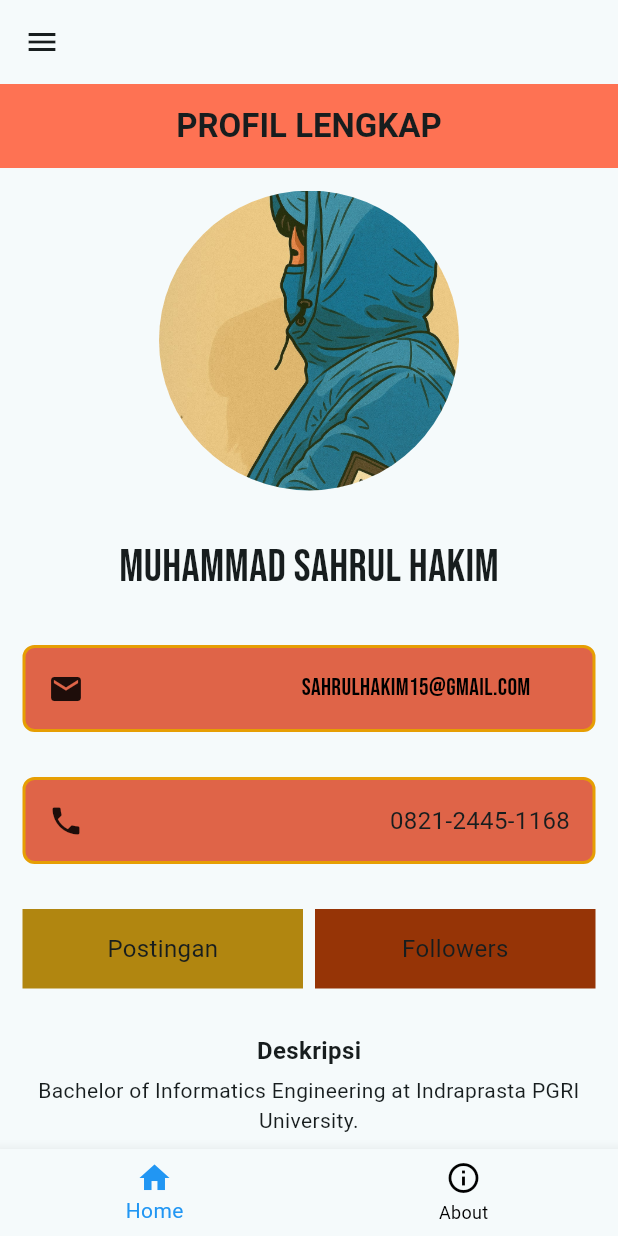
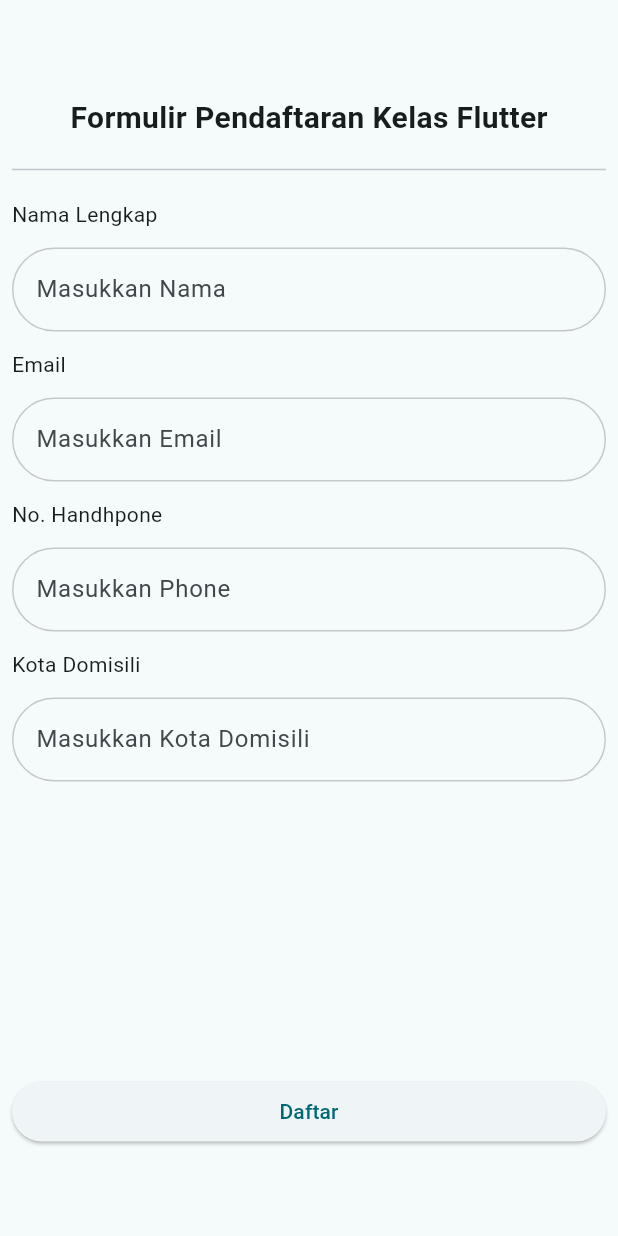
Before and after one commit to Sahrulproject/Tugas_Flutter, a Flutter app: the screen it shows after launch, on a phone screen of 412 x 824 dp. Run offline on Flutter 3.47's test engine with Material 3 defaults, Android fonts, the light colour scheme and no system bars; Roboto replaces fonts that are missing (Teko).

Commit message:
Tugas 10 Flutter

```diff
--- /dev/null
+++ b/lib/day15/home1.dart
@@ -0,0 +1,144 @@
+import 'package:flutter/material.dart';
+import 'package:ppkd_b_3/day15/halamankonfirmasi.dart';
+import 'package:ppkd_b_3/day15/textform.dart';
+
+class Day15PDHal1 extends StatefulWidget {
+  const Day15PDHal1({super.key});
+
+  @override
+  State<Day15PDHal1> createState() => _Day15PDHal1State();
+}
+
+class _Day15PDHal1State extends State<Day15PDHal1> {
+  final TextEditingController nameController = TextEditingController();
+  final TextEditingController emailController = TextEditingController();
+  final TextEditingController phoneController = TextEditingController();
+  final TextEditingController kotadomController = TextEditingController();
+  @override
+  //  controller: emailController,
+  // onChanged: (value) {
+  //   setState(() {});
+  // },
+  Widget build(BuildContext context) {
+    return Scaffold(
+      appBar: AppBar(
+        title: Text(""),
+      ),
+      body: SingleChildScrollView(
+        child: Padding(
+          padding: const EdgeInsets.all(8.0),
+          child: Column(
+            spacing: 12,
+            children: [
+              Text(
+                "Formulir Pendaftaran Kelas Flutter",
+                style: TextStyle(
+                  fontFamily: "Teko",
+                  fontSize: 20,
+                  fontWeight: FontWeight.bold,
+                ),
+              ),
+              Divider(),
+              Row(children: [Text('Nama Lengkap')]),
+              TextFormConst(
+                hintText: "Masukkan Nama",
+                controller: nameController,
+                onChanged: (p0) {
+                  setState(() {});
+                },
+              ),
+              Row(children: [Text('Email')]),
+              TextFormConst(
+                hintText: "Masukkan Email",
+                controller: emailController,
+                onChanged: (p0) {
+                  setState(() {});
+                },
+              ),
+              Row(children: [Text('No. Handhpone')]),
+              TextFormConst(
+                hintText: "Masukkan Phone",
+                controller: phoneController,
+                onChanged: (p0) {
+                  setState(() {});
+                },
+              ),
+              Row(children: [Text('Kota Domisili')]),
+              TextFormConst(
+                hintText: "Masukkan Kota Domisili",
+                controller: kotadomController,
+                onChanged: (p0) {
+                  setState(() {});
+                },
+              ),
+              Text(
+                nameController.text,
+                style: TextStyle(fontSize: 24, fontWeight: FontWeight.bold),
+              ),
+              Text(
+                emailController.text,
+                style: TextStyle(fontSize: 24, fontWeight: FontWeight.bold),
+              ),
+              Text(
+                phoneController.text,
+                style: TextStyle(fontSize: 24, fontWeight: FontWeight.bold),
+              ),
+              Text(
+                kotadomController.text,
+                style: TextStyle(fontSize: 24, fontWeight: FontWeight.bold),
+              ),
+              SizedBox(
+                width: double.infinity,
+                child: ElevatedButton(
+                  onPressed: () {
+                    showDialog(
+                      context: context,
+                      builder: (BuildContext context) {
+                        return AlertDialog(
+                          title: Text("Konfirmasi"),
+                          content: Text(
+                            "Apakah data yang Anda masukkan sudah benar? ",
+                          ),
+                          actions: [
+                            TextButton(
+                              child: Text("Batal"),
+                              onPressed: () {
+                                Navigator.of(context).pop();
+                                // tutup dialog
+                              },
+                            ),
+                            ElevatedButton(
+                              child: Text("Lanjut"),
+                              onPressed: () {
+                                Navigator.of(context).pop();
+                                // tutup dialog
+                                Navigator.push(
+                                  context,
+                                  MaterialPageRoute(
+                                    builder: (_) => HalamanKonfirmasi(
+                                      name: nameController.text,
+                                      kota: kotadomController.text,
+                                    ),
+                                  ),
+                                );
+                              },
+                            ),
+                          ],
+                        );
+                      },
+                      // context.push(
+                      //   Day15HomeB(
+
+                      //     email: emailController.text,
+                    );
+                  },
+                  child: Text("Daftar"),
+                ),
+              ),
+            ],
+          ),
+        ),
+      ),
+    );
+  }
+}
--- /dev/null
+++ b/lib/day15/home2.dart
@@ -0,0 +1,42 @@
+import 'package:flutter/material.dart';
+
+class Day15HomeB extends StatelessWidget {
+  const Day15HomeB({
+    super.key,
+    required this.name,
+    required this.email,
+    this.phone,
+    required this.kota,
+  });
+  final String name;
+  final String email;
+  final String? phone;
+  final String kota;
+
+  @override
+  Widget build(BuildContext context) {
+    return Scaffold(
+      body: Column(
+        mainAxisAlignment: MainAxisAlignment.center,
+        children: [
+          Text(
+            name,
+            style: TextStyle(fontSize: 24, fontWeight: FontWeight.bold),
+          ),
+          Text(
+            email,
+            style: TextStyle(fontSize: 24, fontWeight: FontWeight.bold),
+          ),
+          Text(
+            phone ?? "Tidak ada nomor telepon",
+            style: TextStyle(fontSize: 24, fontWeight: FontWeight.bold),
+          ),
+          Text(
+            kota,
+            style: TextStyle(fontSize: 24, fontWeight: FontWeight.bold),
+          ),
+        ],
+      ),
+    );
+  }
+}
--- /dev/null
+++ b/lib/day15/textform.dart
@@ -0,0 +1,41 @@
+import 'package:flutter/material.dart';
+
+class TextFormConst extends StatelessWidget {
+  const TextFormConst({
+    super.key,
+    required this.hintText,
+    required this.controller,
+    this.onChanged,
+  });
+  final String hintText;
+  final TextEditingController controller;
+  final void Function(String)? onChanged;
+  @override
+  Widget build(BuildContext context) {
+    return TextFormField(
+      controller: controller,
+      onChanged: onChanged,
+      decoration: InputDecoration(
+        hintText: hintText,
+        border: OutlineInputBorder(
+          borderRadius: BorderRadius.circular(32),
+          borderSide: BorderSide(
+            color: Colors.black.withOpacity(0.2),
+            width: 1.0,
+          ),
+        ),
+        focusedBorder: OutlineInputBorder(
+          borderRadius: BorderRadius.circular(32),
+          borderSide: BorderSide(color: Colors.black, width: 1.0),
+        ),
+        enabledBorder: OutlineInputBorder(
+          borderRadius: BorderRadius.circular(32),
+          borderSide: BorderSide(
+            color: Colors.black.withOpacity(0.2),
+            width: 1.0,
+          ),
+        ),
+      ),
+    );
+  }
+}
--- a/lib/main.dart
+++ b/lib/main.dart
@@ -1,6 +1,6 @@
 import 'package:flutter/material.dart';
 import 'package:intl/date_symbol_data_local.dart';
-import 'package:ppkd_b_3/day12/navt8.dart';
+import 'package:ppkd_b_3/day15/home1.dart';
 
 void main() async {
   WidgetsFlutterBinding.ensureInitialized();
@@ -43,7 +43,7 @@ class MyApp extends StatelessWidget {
       //   // Tugas7flutter.id: (context) => Tugas7flutter(),
       //   Tugas8.id: (context) => Tugas8(),
       // },
-      home: Navt8(),
+      home: Day15PDHal1(),
     );
     // Navigator.pushNamed(context, '/Tugas6');
     // return MaterialApp(
```
Also changed, not shown: lib/day15/halamankonfirmasi.dart (added, +26 -0 lines), lib/day15/parsing.dart (added, +25 -0 lines).
